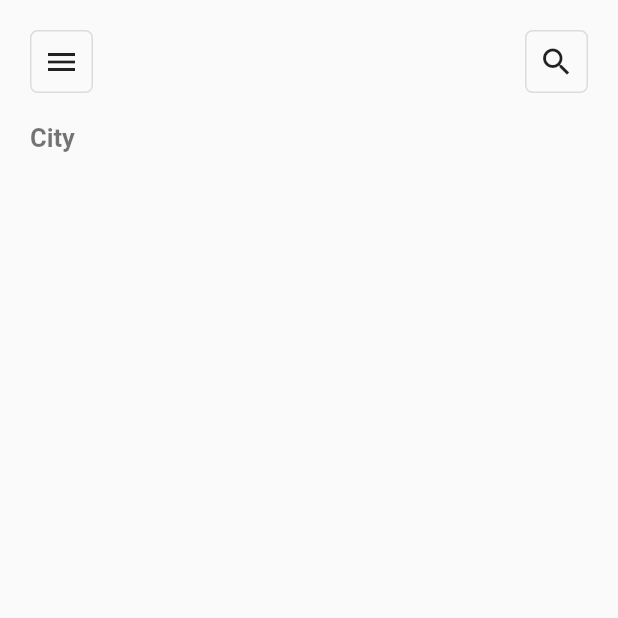
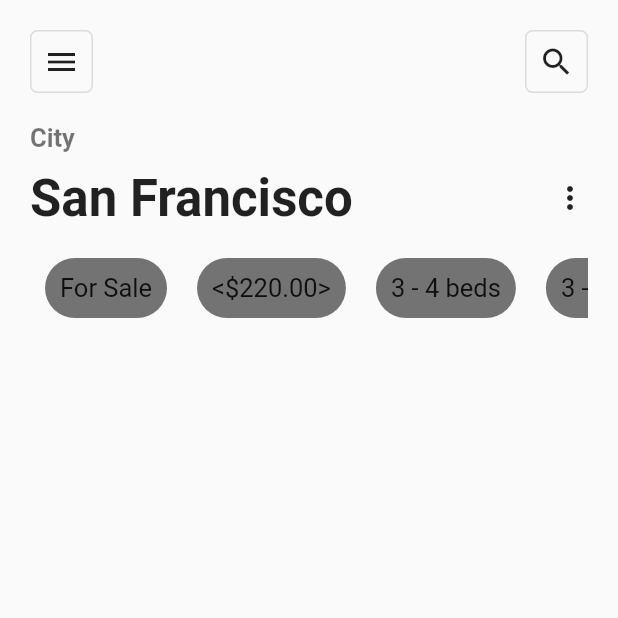
Before and after one commit to 5cientist/newTrailApp, a Flutter app: the screen it shows after launch, on a phone screen of 412 x 824 dp, the top half of it. Run offline on Flutter 3.47's test engine with Material 2 defaults, Android fonts, the phone set to English and light mode, and no system bars.

Commit message:
added GreyBx

```diff
--- a/lib/screens/homepage/homepage.dart
+++ b/lib/screens/homepage/homepage.dart
@@ -20,6 +20,35 @@ class HomePage extends StatelessWidget {
                   fontWeight: FontWeight.bold,
                 ),
               ),
+              Row(
+                mainAxisAlignment: MainAxisAlignment.spaceBetween,
+                children: [
+                  Padding(
+                    padding: const EdgeInsets.symmetric(vertical: 10.0),
+                    child: Text(
+                      "San Francisco",
+                      style: TextStyle(
+                        fontWeight: FontWeight.bold,
+                        fontSize: 34,
+                      ),
+                    ),
+                  ),
+                  Icon(Icons.more_vert),
+                ],
+              ),
+              Container(
+                width: MediaQuery.of(context).size.width,
+                height: 60.0,
+                child: ListView(
+                  scrollDirection: Axis.horizontal,
+                  children: [
+                    GreyBx(title: "For Sale"),
+                    GreyBx(title: "<\$220.00>"),
+                    GreyBx(title: "3 - 4 beds"),
+                    GreyBx(title: "3 - 4 beds"),
+                  ],
+                ),
+              ),
             ],
           ),
         ),
@@ -27,3 +56,30 @@ class HomePage extends StatelessWidget {
     );
   }
 }
+
+class GreyBx extends StatelessWidget {
+  const GreyBx({
+    Key key,
+    this.title,
+  }) : super(key: key);
+
+  final String title;
+
+  @override
+  Widget build(BuildContext context) {
+    return Container(
+      margin: EdgeInsets.all(10.0),
+      padding: EdgeInsets.all(10.0),
+      decoration: BoxDecoration(
+        borderRadius: BorderRadius.circular(30.0),
+        color: Colors.black54,
+      ),
+      child: Text(
+        title,
+        style: TextStyle(
+          fontSize: 17,
+        ),
+      ),
+    );
+  }
+}
```
